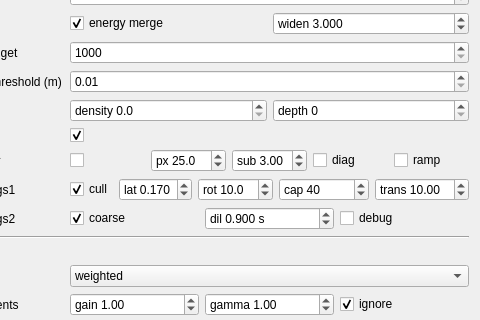
Before: the Qt Designer form gui_client/GaussianSplatSettingsWidget.ui in russiaman/substrata_robo, drawn with Qt 5; both pictures show x 91 to 571 and y 191 to 511 of the 571 by 1252 pixel window.
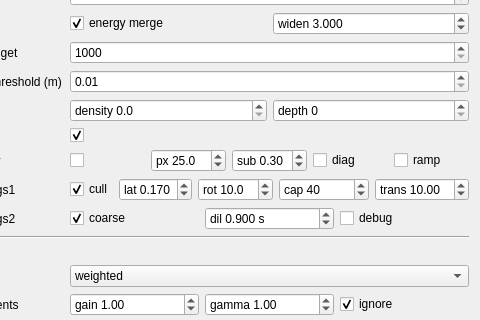
After: the same form once the commit is applied.

Commit message: Splat UI: freeze sat_grid_subdiv=0.3 and saturation_threshold=0.99 as defaults

```diff
--- a/gui_client/GaussianSplatSettingsWidget.ui
+++ b/gui_client/GaussianSplatSettingsWidget.ui
@@ -665,7 +665,7 @@
          <double>0.500000000000000</double>
         </property>
         <property name="value">
-         <double>3.000000000000000</double>
+         <double>0.300000000000000</double>
         </property>
        </widget>
       </item>
```
Left out of the diff: 2 changed lines with no effect on the pictures. The commit also changes 1 other file.
